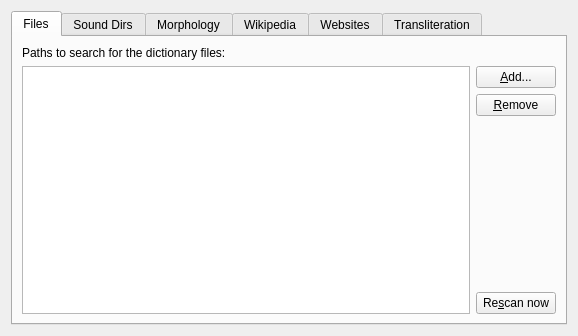
This is sources.ui in goldendict/goldendict as Qt 5 draws it before an edit. The edited form follows.
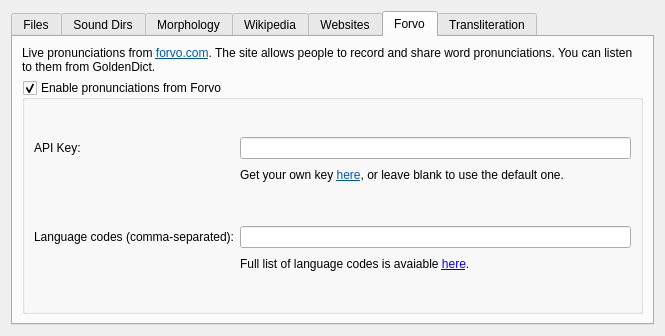
This is the edited form. The open tabs and pages were chosen to show the change. Icons and pictures are not drawn.

Commit message: Support for Forvo online pronunciations added.

```diff
--- a/sources.ui
+++ b/sources.ui
@@ -6,7 +6,7 @@
    <rect>
     <x>0</x>
     <y>0</y>
-    <width>578</width>
+    <width>665</width>
     <height>336</height>
    </rect>
   </property>
@@ -334,6 +334,196 @@
        </item>
       </layout>
      </widget>
+     <widget class="QWidget" name="tab_5">
+      <attribute name="icon">
+       <iconset resource="resources.qrc">
+        <normaloff>:/icons/forvo.png</normaloff>:/icons/forvo.png</iconset>
+      </attribute>
+      <attribute name="title">
+       <string>Forvo</string>
+      </attribute>
+      <layout class="QVBoxLayout" name="verticalLayout_13">
+       <item>
+        <widget class="QLabel" name="label_11">
+         <property name="sizePolicy">
+          <sizepolicy hsizetype="Preferred" vsizetype="Preferred">
+           <horstretch>0</horstretch>
+           <verstretch>0</verstretch>
+          </sizepolicy>
+         </property>
+         <property name="text">
+          <string>&lt;!DOCTYPE HTML PUBLIC &quot;-//W3C//DTD HTML 4.0//EN&quot; &quot;http://www.w3.org/TR/REC-html40/strict.dtd&quot;&gt;
+&lt;html&gt;&lt;head&gt;&lt;meta name=&quot;qrichtext&quot; content=&quot;1&quot; /&gt;&lt;style type=&quot;text/css&quot;&gt;
+p, li { white-space: pre-wrap; }
+&lt;/style&gt;&lt;/head&gt;&lt;body style=&quot; font-family:'DejaVu Sans'; font-size:9pt; font-weight:400; font-style:normal;&quot;&gt;
+&lt;table border=&quot;0&quot; style=&quot;-qt-table-type: root; margin-top:4px; margin-bottom:4px; margin-left:4px; margin-right:4px;&quot;&gt;
+&lt;tr&gt;
+&lt;td style=&quot;border: none;&quot;&gt;
+&lt;p style=&quot; margin-top:0px; margin-bottom:0px; margin-left:0px; margin-right:0px; -qt-block-indent:0; text-indent:0px;&quot;&gt;Live pronunciations from &lt;a href=&quot;http://www.forvo.com/&quot;&gt;&lt;span style=&quot; text-decoration: underline; color:#0057ae;&quot;&gt;forvo.com&lt;/span&gt;&lt;/a&gt;. The site allows people to record and share word pronunciations. You can listen to them from GoldenDict.&lt;/p&gt;&lt;/td&gt;&lt;/tr&gt;&lt;/table&gt;&lt;/body&gt;&lt;/html&gt;</string>
+         </property>
+         <property name="wordWrap">
+          <bool>true</bool>
+         </property>
+         <property name="openExternalLinks">
+          <bool>true</bool>
+         </property>
+        </widget>
+       </item>
+       <item>
+        <widget class="QGroupBox" name="forvoEnabled">
+         <property name="title">
+          <string>Enable pronunciations from Forvo</string>
+         </property>
+         <property name="checkable">
+          <bool>true</bool>
+         </property>
+         <property name="checked">
+          <bool>true</bool>
+         </property>
+         <layout class="QVBoxLayout" name="verticalLayout_12">
+          <item>
+           <spacer name="verticalSpacer_9">
+            <property name="orientation">
+             <enum>Qt::Vertical</enum>
+            </property>
+            <property name="sizeHint" stdset="0">
+             <size>
+              <width>20</width>
+              <height>40</height>
+             </size>
+            </property>
+           </spacer>
+          </item>
+          <item>
+           <layout class="QFormLayout" name="formLayout">
+            <property name="fieldGrowthPolicy">
+             <enum>QFormLayout::ExpandingFieldsGrow</enum>
+            </property>
+            <item row="0" column="0">
+             <widget class="QLabel" name="label_12">
+              <property name="text">
+               <string>API Key:</string>
+              </property>
+             </widget>
+            </item>
+            <item row="0" column="1">
+             <widget class="QLineEdit" name="forvoApiKey">
+              <property name="toolTip">
+               <string>Use of Forvo currently requires an API key. Leave this field
+blank to use the default key, which may become unavailable
+in the future, or register on the site to get your own key.</string>
+              </property>
+             </widget>
+            </item>
+            <item row="1" column="0">
+             <spacer name="horizontalSpacer_2">
+              <property name="orientation">
+               <enum>Qt::Horizontal</enum>
+              </property>
+              <property name="sizeType">
+               <enum>QSizePolicy::Fixed</enum>
+              </property>
+              <property name="sizeHint" stdset="0">
+               <size>
+                <width>18</width>
+                <height>20</height>
+               </size>
+              </property>
+             </spacer>
+            </item>
+            <item row="1" column="1">
+             <widget class="QLabel" name="label_13">
+              <property name="text">
+               <string>&lt;!DOCTYPE HTML PUBLIC &quot;-//W3C//DTD HTML 4.0//EN&quot; &quot;http://www.w3.org/TR/REC-html40/strict.dtd&quot;&gt;
+&lt;html&gt;&lt;head&gt;&lt;meta name=&quot;qrichtext&quot; content=&quot;1&quot; /&gt;&lt;style type=&quot;text/css&quot;&gt;
+p, li { white-space: pre-wrap; }
+&lt;/style&gt;&lt;/head&gt;&lt;body style=&quot; font-family:'DejaVu Sans'; font-size:9pt; font-weight:400; font-style:normal;&quot;&gt;
+&lt;table style=&quot;-qt-table-type: root; margin-top:4px; margin-bottom:4px; margin-left:4px; margin-right:4px;&quot;&gt;
+&lt;tr&gt;
+&lt;td style=&quot;border: none;&quot;&gt;
+&lt;p style=&quot; margin-top:0px; margin-bottom:0px; margin-left:0px; margin-right:0px; -qt-block-indent:0; text-indent:0px;&quot;&gt;Get your own key &lt;a href=&quot;http://api.forvo.com/key/&quot;&gt;&lt;span style=&quot; text-decoration: underline; color:#0057ae;&quot;&gt;here&lt;/span&gt;&lt;/a&gt;, or leave blank to use the default one.&lt;/p&gt;&lt;/td&gt;&lt;/tr&gt;&lt;/table&gt;&lt;/body&gt;&lt;/html&gt;</string>
+              </property>
+              <property name="wordWrap">
+               <bool>false</bool>
+              </property>
+              <property name="openExternalLinks">
+               <bool>true</bool>
+              </property>
+             </widget>
+            </item>
+            <item row="3" column="0">
+             <widget class="QLabel" name="label_14">
+              <property name="text">
+               <string>Language codes (comma-separated):</string>
+              </property>
+             </widget>
+            </item>
+            <item row="3" column="1">
+             <widget class="QLineEdit" name="forvoLanguageCodes">
+              <property name="toolTip">
+               <string>List of language codes you would like to have. Example: &quot;en, ru&quot;.</string>
+              </property>
+             </widget>
+            </item>
+            <item row="4" column="0">
+             <spacer name="horizontalSpacer">
+              <property name="orientation">
+               <enum>Qt::Horizontal</enum>
+              </property>
+              <property name="sizeType">
+               <enum>QSizePolicy::Fixed</enum>
+              </property>
+              <property name="sizeHint" stdset="0">
+               <size>
+                <width>18</width>
+                <height>20</height>
+               </size>
+              </property>
+             </spacer>
+            </item>
+            <item row="4" column="1">
+             <widget class="QLabel" name="label_15">
+              <property name="text">
+               <string>Full list of language codes is avaiable &lt;a href=&quot;http://www.forvo.com/languages-codes/&quot;&gt;here&lt;/a&gt;.</string>
+              </property>
+              <property name="openExternalLinks">
+               <bool>true</bool>
+              </property>
+             </widget>
+            </item>
+            <item row="2" column="0">
+             <spacer name="verticalSpacer_11">
+              <property name="orientation">
+               <enum>Qt::Vertical</enum>
+              </property>
+              <property name="sizeHint" stdset="0">
+               <size>
+                <width>20</width>
+                <height>40</height>
+               </size>
+              </property>
+             </spacer>
+            </item>
+           </layout>
+          </item>
+          <item>
+           <spacer name="verticalSpacer_10">
+            <property name="orientation">
+             <enum>Qt::Vertical</enum>
+            </property>
+            <property name="sizeHint" stdset="0">
+             <size>
+              <width>20</width>
+              <height>40</height>
+             </size>
+            </property>
+           </spacer>
+          </item>
+         </layout>
+        </widget>
+       </item>
+      </layout>
+     </widget>
      <widget class="QWidget" name="tab_3">
       <attribute name="title">
        <string>Transliteration</string>
```
The commit also changes 15 other files.
